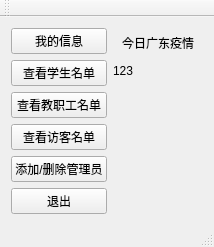
supernova-123/SCUT_Management, file Qt_WITH_VS/mainUI.ui: the form before one commit.
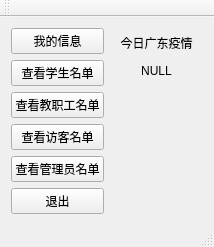
The form after the commit. Icons and pictures are not drawn.

The edit to the form file:
```diff
--- a/Qt_WITH_VS/mainUI.ui
+++ b/Qt_WITH_VS/mainUI.ui
@@ -55,7 +55,7 @@
       <item>
        <widget class="QPushButton" name="addAdmin">
         <property name="text">
-         <string>添加/删除管理员</string>
+         <string>查看管理员名单</string>
         </property>
        </widget>
       </item>
@@ -89,10 +89,10 @@
       <item>
        <widget class="QLabel" name="Data">
         <property name="text">
-         <string>123</string>
+         <string>NULL</string>
         </property>
         <property name="alignment">
-         <set>Qt::AlignLeading|Qt::AlignLeft|Qt::AlignTop</set>
+         <set>Qt::AlignHCenter|Qt::AlignTop</set>
         </property>
        </widget>
       </item>
```
